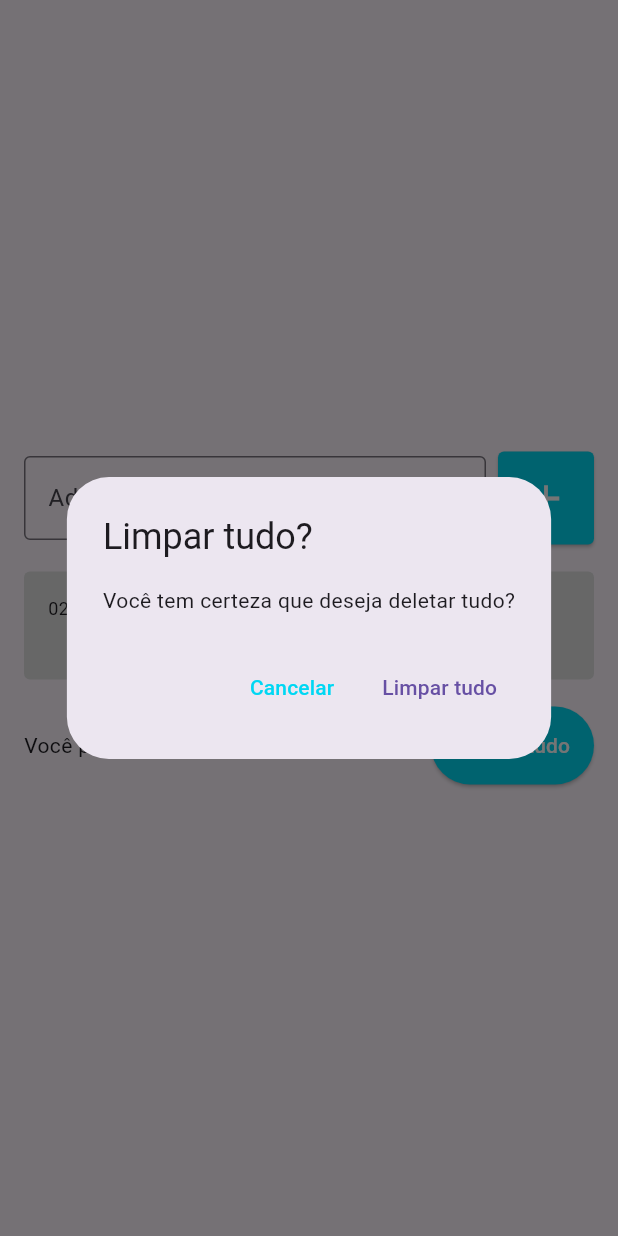
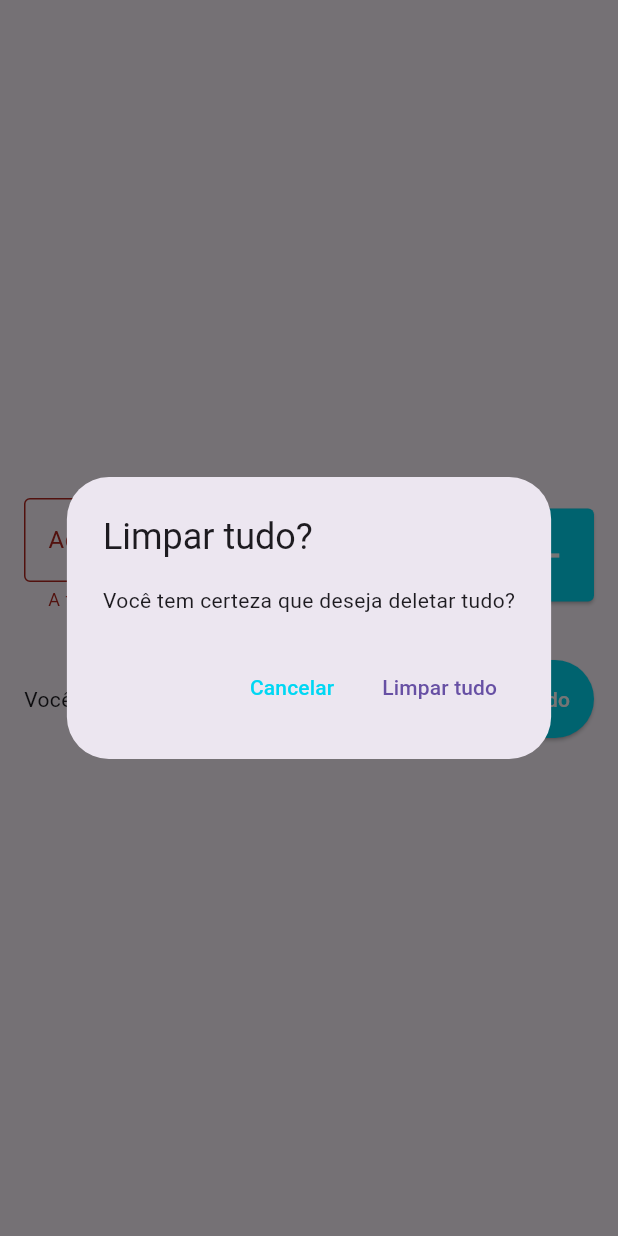
Before and after one commit to isabelaomaciel/todo_list, a Flutter app: the screen it shows after launch, after a tap on the "add" icon, after a tap on "Limpar tudo", on a phone screen of 412 x 824 dp. Run offline on Flutter 3.47's test engine with Material 3 defaults, Android fonts, the phone set to English and light mode, and no system bars; drawn by our look-alikes of flutter_slidable; our stand-ins replace shared_preferences.

Commit message:
feature: repository and errorText

```diff
--- a/lib/models/todo.dart
+++ b/lib/models/todo.dart
@@ -2,6 +2,19 @@ class Todo{
 
   Todo({required this.title, required this.dateTime});
 
+  Todo.fromJson(Map<String, dynamic> json)
+    : title = json['title'],
+      dateTime = DateTime.parse(json['datetime']);
+
   String title;
   DateTime dateTime;
+
+  Map<String, dynamic> toJson(){
+    return {
+      'title': title,
+      'datetime' : dateTime.toIso8601String(),
+    };
+  }
+
+  toList() {}
 }
--- a/lib/pages/todo_list_page.dart
+++ b/lib/pages/todo_list_page.dart
@@ -1,5 +1,6 @@
 import 'package:flutter/material.dart';
 import 'package:to_do_list/models/todo.dart';
+import 'package:to_do_list/repositories/todo_repository.dart';
 import 'package:to_do_list/widgets/todo_list_item.dart';
 
 class TodoListPage extends StatefulWidget {
@@ -11,10 +12,24 @@ class TodoListPage extends StatefulWidget {
 
 class _TodoListPageState extends State<TodoListPage> {
   final TextEditingController todoController = TextEditingController();
+  final TodoRepository todoRepository = TodoRepository();
 
   List<Todo> todos = [];
   Todo? deletedTodo;
   int? deletedTodoPos;
+
+  String? errorText;
+
+  @override
+  void initState() {
+    super.initState();
+
+    todoRepository.getTodoList().then((value) {
+      setState(() {
+        todos = value;
+      });
+    });
+  }
 
   @override
   Widget build(BuildContext context) {
@@ -32,10 +47,17 @@ class _TodoListPageState extends State<TodoListPage> {
                       flex: 2,
                       child: TextField(
                         controller: todoController,
-                        decoration: const InputDecoration(
-                          border: OutlineInputBorder(),
+                        decoration: InputDecoration(
+                          border: const OutlineInputBorder(),
                           labelText: 'Adicione uma tarefa',
                           hintText: 'Ex. Estudar Flutter',
+                          errorText: errorText,
+                          focusedBorder: const OutlineInputBorder(
+                            borderSide: BorderSide(
+                              color: Color(0xff00d7f3),
+                              width: 2,
+                            ),
+                          ),
                         ),
                       ),
                     ),
@@ -45,11 +67,21 @@ class _TodoListPageState extends State<TodoListPage> {
                     ElevatedButton(
                       onPressed: () {
                         String text = todoController.text;
+
+                        if (text.isEmpty) {
+                          setState(() {
+                            errorText = 'A tarefa não pode ser vazia';
+                          });
+                          return;
+                        }
                         setState(() {
                           Todo newTodo =
                               Todo(title: text, dateTime: DateTime.now());
                           todos.add(newTodo);
+                          errorText = null;
                         });
+                        todoController.clear();
+                        todoRepository.saveTodoList(todos);
                       },
                       style: ElevatedButton.styleFrom(
                         shape: RoundedRectangleBorder(
@@ -122,11 +154,13 @@ class _TodoListPageState extends State<TodoListPage> {
       todos.remove(todo);
     });
 
+    todoRepository.saveTodoList(todos);
+
     ScaffoldMessenger.of(context).showSnackBar(
       SnackBar(
         content: Text(
           'Tarefa ${todo.title} foi removida com sucesso!',
-          style: TextStyle(
+          style: const TextStyle(
             color: Color(0xff060708),
           ),
         ),
@@ -138,6 +172,7 @@ class _TodoListPageState extends State<TodoListPage> {
             setState(() {
               todos.insert(deletedTodoPos!, deletedTodo!);
             });
+            todoRepository.saveTodoList(todos);
           },
         ),
         duration: const Duration(seconds: 5),
@@ -149,24 +184,24 @@ class _TodoListPageState extends State<TodoListPage> {
     showDialog(
       context: context,
       builder: (context) => AlertDialog(
-        title: Text('Limpar tudo?'),
-        content: Text('Você tem certeza que deseja deletar tudo?'),
+        title: const Text('Limpar tudo?'),
+        content: const Text('Você tem certeza que deseja deletar tudo?'),
         actions: [
           TextButton(
             onPressed: () {
               Navigator.of(context).pop();
             },
             style: TextButton.styleFrom(
-              foregroundColor: Color(0xff00d7f3),
+              foregroundColor: const Color(0xff00d7f3),
             ),
-            child: Text('Cancelar'),
+            child: const Text('Cancelar'),
           ),
           TextButton(
             onPressed: () {
               Navigator.of(context).pop();
               deleteAllTodos();
             },
-            child: Text('Limpar tudo'),
+            child: const Text('Limpar tudo'),
           ),
         ],
       ),
@@ -177,5 +212,6 @@ class _TodoListPageState extends State<TodoListPage> {
     setState(() {
       todos.clear();
     });
+    todoRepository.saveTodoList(todos);
   }
 }
--- /dev/null
+++ b/lib/repositories/todo_repository.dart
@@ -0,0 +1,23 @@
+import 'dart:convert';
+
+import 'package:shared_preferences/shared_preferences.dart';
+import 'package:to_do_list/models/todo.dart';
+
+const todoListKey = 'todo_list';
+
+class TodoRepository {
+  late SharedPreferences sharedPreferences;
+
+  Future<List<Todo>> getTodoList() async {
+    sharedPreferences = await SharedPreferences.getInstance();
+    final String jsonString = sharedPreferences.getString(todoListKey) ?? '[]';
+    final List jsonDecoded = json.decode(jsonString) as List;
+    return jsonDecoded.map((e) => Todo.fromJson(e)).toList();
+  }
+
+  void saveTodoList(List<Todo> todos){
+    final jsonString = json.encode(todos);
+    sharedPreferences.setString(todoListKey, jsonString);
+  }
+
+}
--- a/lib/widgets/todo_list_item.dart
+++ b/lib/widgets/todo_list_item.dart
@@ -34,10 +34,10 @@ class TodoListItem extends StatelessWidget {
         child: Column(
           crossAxisAlignment: CrossAxisAlignment.stretch,
           children: [
-            Text(DateFormat('dd/MM/yyyy').format(todo.dateTime), style: TextStyle(fontSize: 12),),
+            Text(DateFormat('dd/MM/yyyy').format(todo.dateTime), style: const TextStyle(fontSize: 12),),
             Text(
               todo.title,
-              style: TextStyle(fontSize: 16, fontWeight: FontWeight.w600),
+              style: const TextStyle(fontSize: 16, fontWeight: FontWeight.w600),
             ),
           ],
         ),
--- a/pubspec.yaml
+++ b/pubspec.yaml
@@ -37,6 +37,7 @@ dependencies:
   cupertino_icons: ^1.0.6
   intl:
   flutter_slidable: ^0.6.0
+  shared_preferences: ^2.0.8
 
 dev_dependencies:
   flutter_test:
```
Also changed, not shown: pubspec.lock, 1 other file.
